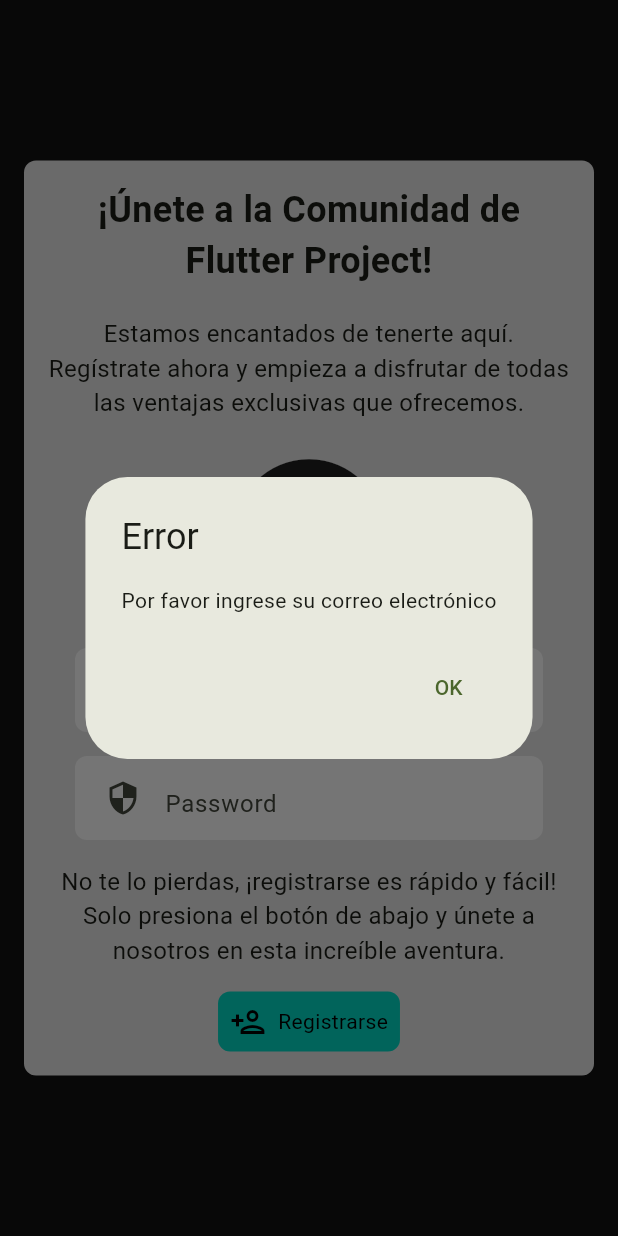
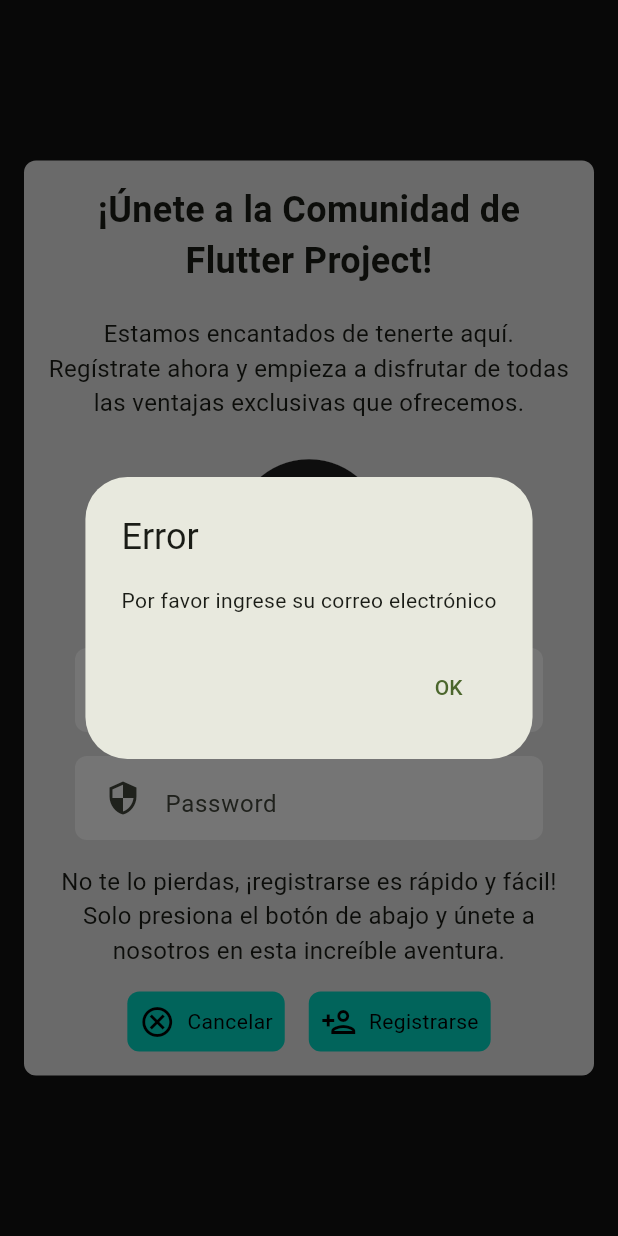
Before and after one commit to JDavidHR/flutter_projects, a Flutter app: the RegisterPage screen opened directly, after a tap on "Registrarse", on a phone screen of 412 x 824 dp. Run offline on Flutter 3.47's test engine with Material 3 defaults, Android fonts, the phone set to English and light mode, and no system bars; our stand-ins replace flutter_svg; missing offline and left inert: desktop_window, mongo_dart.

```diff
--- a/lib/features/register/register.dart
+++ b/lib/features/register/register.dart
@@ -14,6 +14,7 @@ class RegisterPage extends StatefulWidget {
 }
 
 class _RegisterPageState extends State<RegisterPage> {
+  /// Controllers.
   final _emailController = TextEditingController();
   final _passwordController = TextEditingController();
 
@@ -130,8 +131,34 @@ class _RegisterPageState extends State<RegisterPage> {
     );
   }
 
+  /// Botones de [cancelar] y [registrarse].
   _buildActionButton() {
-    return ButtonWidget(
+    return Row(
+      mainAxisAlignment: MainAxisAlignment.center,
+      children: [
+        /// Cancelar.
+        ButtonWidget(
+          text: 'Cancelar',
+          icon: Icons.cancel_outlined,
+          onPressed: () {
+            Navigator.push(
+              context,
+              MaterialPageRoute(
+                builder: (context) => const WelcomePage(),
+              ),
+            );
+          },
+          backgroundColor: ThemeColors.secondary,
+          textColor: ThemeColors.onSecondary,
+          iconColor: ThemeColors.onSecondary,
+        ),
+        const SizedBox(
+          width: 16,
+          height: 16,
+        ),
+
+        /// Registro.
+        ButtonWidget(
           text: 'Registrarse',
           icon: Icons.person_add_outlined,
           onPressed: () {
@@ -143,9 +170,12 @@ class _RegisterPageState extends State<RegisterPage> {
           backgroundColor: ThemeColors.secondary,
           textColor: ThemeColors.onSecondary,
           iconColor: ThemeColors.onSecondary,
+        ),
+      ],
     );
   }
 
+  /// Valida el correo electrónico.
   bool _validateEmail(String email) {
     if (email.isEmpty) {
       _showDialog("Error", "Por favor ingrese su correo electrónico");
@@ -158,6 +188,7 @@ class _RegisterPageState extends State<RegisterPage> {
     return true;
   }
 
+  /// Valida la contraseña.
   bool _validatePassword(String password) {
     if (password.isEmpty) {
       _showDialog("Error", "Por favor ingrese su contraseña");
@@ -170,19 +201,32 @@ class _RegisterPageState extends State<RegisterPage> {
     return true;
   }
 
+  /// Función para registrar al usuario.
   Future<void> _register(String email, String password) async {
     if (!_validateEmail(email) || !_validatePassword(password)) {
       return;
     }
 
+    // Verificar si el correo electrónico ya existe en la base de datos.
+    bool emailExists = await MongoDatabase.valueExists('email', email);
+    if (emailExists) {
+      _showDialog("Error", "El correo electrónico ya está registrado");
+      return;
+    }
+
+    /// Recolección de la información ingresada.
     final data = Users(
       email: email,
       password: password,
     );
+
+    /// Espera hasta que se inserte el usuario en la BD.
     await MongoDatabase.insertUser(data);
 
+    /// Borrar información ingresada.
     _clearAll();
 
+    /// Mensaje de finalización.
     _showDialog(
       "",
       "Usuario registrado con éxito",
@@ -197,11 +241,13 @@ class _RegisterPageState extends State<RegisterPage> {
     );
   }
 
+  /// Borrar la información de los inputs.
   void _clearAll() {
     _emailController.text = "";
     _passwordController.text = "";
   }
 
+  /// Dialogo.
   void _showDialog(String title, String content, [void Function()? onPressed]) {
     showDialog(
       context: context,
```
Also changed, not shown: lib/data/dbHelper/mongodb.dart (+11 -0 lines). Lines whose indentation alone changed are shown as unchanged.
